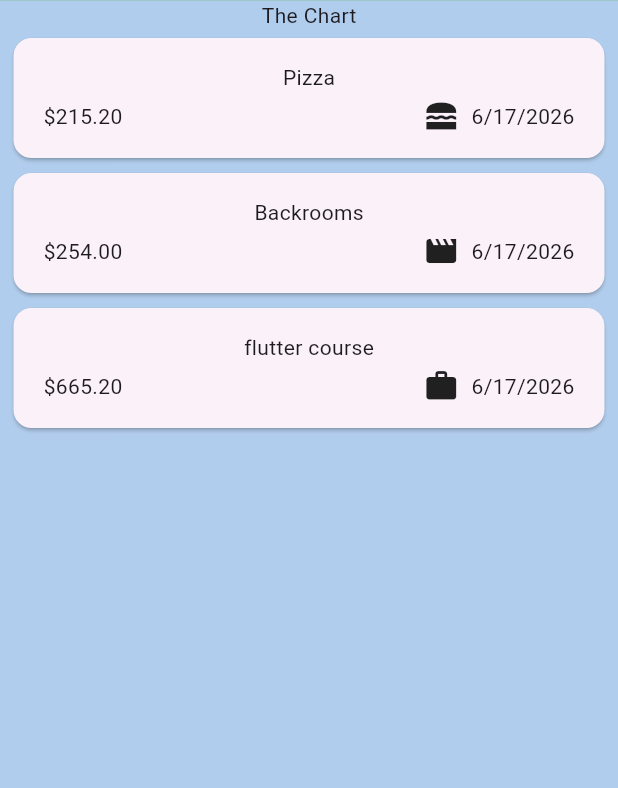
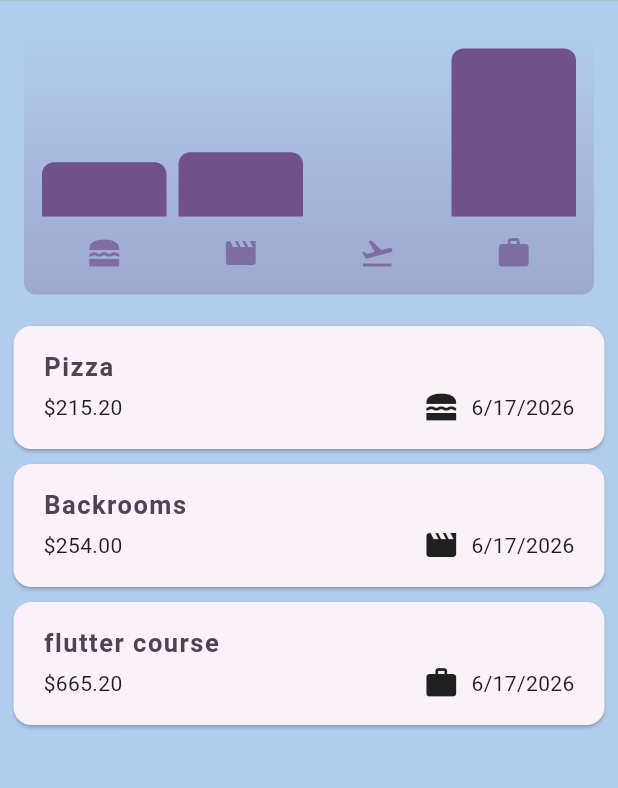
Before and after one commit to himendersharma0712/flutter-apps, a Flutter app: the screen it shows after launch, on a phone screen of 412 x 824 dp, the part 97-885 px from its top. Run offline on Flutter 3.47's test engine with Material 3 defaults, Android fonts, the phone set to English and light mode, and no system bars; our stand-ins replace google_fonts.

Commit message:
finished expense tracker app

```diff
--- a/expense_tracker/lib/expenses.dart
+++ b/expense_tracker/lib/expenses.dart
@@ -1,4 +1,5 @@
 import 'package:expense_tracker/new_expense.dart';
+import 'package:expense_tracker/widgets/chart/chart.dart';
 import 'package:expense_tracker/widgets/expenses_list.dart';
 import 'package:expense_tracker/models/expense.dart';
 import 'package:flutter/material.dart';
@@ -101,7 +102,7 @@
         ),
       body: Column(
         children: [
-          Text('The Chart'),
+          Chart(expenses: _registeredExpenses),
           Expanded(child: mainContent )
         ],
       ),
--- a/expense_tracker/lib/main.dart
+++ b/expense_tracker/lib/main.dart
@@ -4,9 +4,30 @@
 
 var kColorScheme = ColorScheme.fromSeed(seedColor: Color.fromARGB(255, 147, 45, 230));
 
+var kDarkColorScheme = ColorScheme.fromSeed(
+  brightness: Brightness.dark,
+  seedColor: Color.fromARGB(0, 18, 18, 227));
+
 void main(){
   runApp(
     MaterialApp(
+      darkTheme: ThemeData.dark().copyWith(
+        elevatedButtonTheme: ElevatedButtonThemeData(
+          style: ElevatedButton.styleFrom(
+            backgroundColor: kDarkColorScheme.primaryContainer,
+            foregroundColor: kDarkColorScheme.onPrimaryContainer
+          )
+        ),
+        appBarTheme: AppBarTheme().copyWith(
+        backgroundColor: kDarkColorScheme.onPrimaryContainer,
+        foregroundColor: kDarkColorScheme.primaryContainer,
+        toolbarHeight: 65,
+        titleTextStyle: TextStyle(fontSize: 20, fontWeight: FontWeight.w300)
+      ),
+        colorScheme: kDarkColorScheme,
+        cardTheme: CardThemeData(color: Color.fromARGB(255, 119, 59, 164))
+      ),
+      themeMode: ThemeMode.system,
       theme: ThemeData().copyWith(
       scaffoldBackgroundColor: const Color.fromARGB(255, 177, 205, 237),
       colorScheme: kColorScheme,
@@ -15,10 +36,24 @@
         foregroundColor: kColorScheme.primaryContainer,
         toolbarHeight: 65,
         titleTextStyle: TextStyle(fontSize: 20, fontWeight: FontWeight.w300)
-      )
+      ),
+      elevatedButtonTheme: ElevatedButtonThemeData(
+        style: ElevatedButton.styleFrom(
+          backgroundColor: kColorScheme.primaryContainer
+        )
+      ),
+      textTheme: ThemeData().textTheme.copyWith(
+        titleLarge: TextStyle(fontWeight: FontWeight.bold,
+        color: kColorScheme.onSecondaryContainer,
+        fontSize: 17,
+        letterSpacing: 1,
+        ))
       ),
       home: Expenses(),
       debugShowCheckedModeBanner: false,
     )
   );
 }
+
+// we copy a pre-built theme with copyWith() and change only some attributes
+// as per our need
--- a/expense_tracker/lib/models/expense.dart
+++ b/expense_tracker/lib/models/expense.dart
@@ -33,3 +33,28 @@
     return formatter.format(date);
   }
 }
+
+class ExpenseBucket{
+
+  // alternative constructor function
+  ExpenseBucket.forCategory(List<Expense> allExpenses, this.category):
+  expenses = allExpenses.where((expense) => expense.category == category).toList() ;
+
+  const ExpenseBucket({
+    required this.category,
+    required this.expenses
+  });
+
+  final Category category;
+  final List<Expense> expenses;
+
+  double get totalExpenses{
+    double sum = 0;
+
+    for (final expense in expenses){
+      sum += expense.amount;
+    }
+    return sum;
+  }
+
+}
--- /dev/null
+++ b/expense_tracker/lib/widgets/chart/chart.dart
@@ -0,0 +1,95 @@
+import 'package:flutter/material.dart';
+
+import 'package:expense_tracker/widgets/chart/chart_bar.dart';
+import 'package:expense_tracker/models/expense.dart';
+
+class Chart extends StatelessWidget {
+  const Chart({super.key, required this.expenses});
+
+  final List<Expense> expenses;
+
+  List<ExpenseBucket> get buckets {
+    return [
+      ExpenseBucket.forCategory(expenses, Category.food),
+      ExpenseBucket.forCategory(expenses, Category.leisure),
+      ExpenseBucket.forCategory(expenses, Category.travel),
+      ExpenseBucket.forCategory(expenses, Category.work),
+    ];
+  }
+
+  double get maxTotalExpense {
+    double maxTotalExpense = 0;
+
+    for (final bucket in buckets) {
+      if (bucket.totalExpenses > maxTotalExpense) {
+        maxTotalExpense = bucket.totalExpenses;
+      }
+    }
+
+    return maxTotalExpense;
+  }
+
+  @override
+  Widget build(BuildContext context) {
+    final isDarkMode =
+        MediaQuery.of(context).platformBrightness == Brightness.dark;
+    return Container(
+      margin: const EdgeInsets.all(16),
+      padding: const EdgeInsets.symmetric(
+        vertical: 16,
+        horizontal: 8,
+      ),
+      width: double.infinity,
+      height: 180,
+      decoration: BoxDecoration(
+        borderRadius: BorderRadius.circular(8),
+        gradient: LinearGradient(
+          colors: [
+            Theme.of(context).colorScheme.primary.withOpacity(0.3),
+            Theme.of(context).colorScheme.primary.withOpacity(0.0)
+          ],
+          begin: Alignment.bottomCenter,
+          end: Alignment.topCenter,
+        ),
+      ),
+      child: Column(
+        children: [
+          Expanded(
+            child: Row(
+              crossAxisAlignment: CrossAxisAlignment.end,
+              children: [
+                for (final bucket in buckets) // alternative to map()
+                  ChartBar(
+                    fill: bucket.totalExpenses == 0
+                        ? 0
+                        : bucket.totalExpenses / maxTotalExpense,
+                  )
+              ],
+            ),
+          ),
+          const SizedBox(height: 12),
+          Row(
+            children: buckets
+                .map(
+                  (bucket) => Expanded(
+                    child: Padding(
+                      padding: const EdgeInsets.symmetric(horizontal: 4),
+                      child: Icon(
+                        categoryIcons[bucket.category],
+                        color: isDarkMode
+                            ? Theme.of(context).colorScheme.secondary
+                            : Theme.of(context)
+                                .colorScheme
+                                .primary
+                                .withOpacity(0.7),
+                      ),
+                    ),
+                  ),
+                )
+                .toList(),
+          )
+        ],
+      ),
+    );
+  }
+}
--- /dev/null
+++ b/expense_tracker/lib/widgets/chart/chart_bar.dart
@@ -0,0 +1,34 @@
+import 'package:flutter/material.dart';
+
+class ChartBar extends StatelessWidget {
+  const ChartBar({
+    super.key,
+    required this.fill,
+  });
+
+  final double fill;
+
+  @override
+  Widget build(BuildContext context) {
+    final isDarkMode =
+        MediaQuery.of(context).platformBrightness == Brightness.dark;
+    return Expanded(
+      child: Padding(
+        padding: const EdgeInsets.symmetric(horizontal: 4),
+        child: FractionallySizedBox(
+          heightFactor: fill,
+          child: DecoratedBox(
+            decoration: BoxDecoration(
+              shape: BoxShape.rectangle,
+              borderRadius:
+                  const BorderRadius.vertical(top: Radius.circular(8)),
+              color: isDarkMode
+                  ? Theme.of(context).colorScheme.onTertiaryContainer
+                  : Theme.of(context).colorScheme.primary,
+            ),
+          ),
+        ),
+      ),
+    );
+  }
+}
--- a/expense_tracker/lib/widgets/expense_item.dart
+++ b/expense_tracker/lib/widgets/expense_item.dart
@@ -17,8 +17,9 @@
         child: Padding(
           padding: const EdgeInsets.symmetric(horizontal: 20,vertical: 16),
           child: Column(
+            crossAxisAlignment: CrossAxisAlignment.start,
             children: [
-              Text(expense.title),
+              Text(expense.title, style: Theme.of(context).textTheme.titleLarge,),
               const SizedBox(height: 4,),
               Row(
                 children: [
--- a/expense_tracker/lib/widgets/expenses_list.dart
+++ b/expense_tracker/lib/widgets/expenses_list.dart
@@ -19,6 +19,10 @@
       itemCount: expenses.length,
        // key is needed to identify the widget which needs to be removed
       itemBuilder: (ctx,index) =>  Dismissible(
+        background: Container(
+          color: Theme.of(context).colorScheme.error,
+          margin: EdgeInsets.symmetric(horizontal: 16)
+        ),
         key: ValueKey(expenses[index]) ,
         onDismissed: (direction) {
           removeExpense(expenses[index]);
```
Also changed, not shown: 1 other file.
